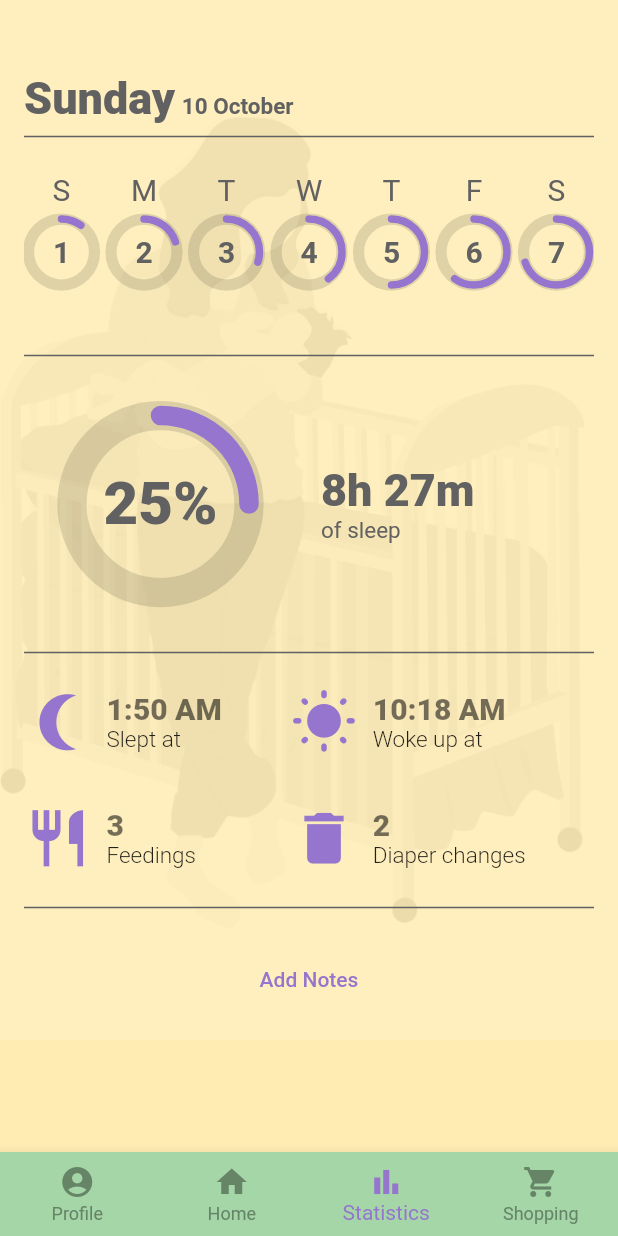
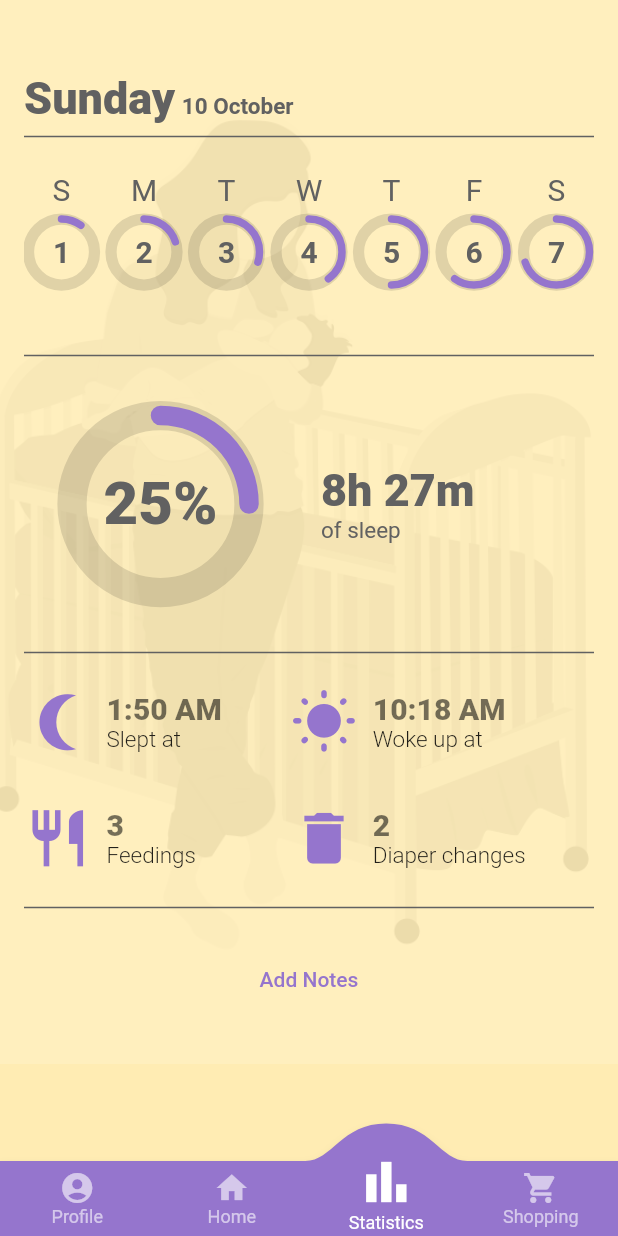
Before and after one commit to acm-projects/BabyQuest, a Flutter app: the screen it shows once a user with an empty profile is signed in, item 3 of the bottom bar chosen, on a phone screen of 412 x 824 dp. Run offline on Flutter 3.47's test engine with Material 2 defaults, Android fonts, the phone set to English and light mode, and no system bars; drawn by our look-alikes of convex_bottom_bar; our stand-ins replace cloud_firestore, firebase_auth, firebase_core, flutter_spinkit, flutter_svg, font_awesome_flutter and 3 more; accounts and stored records are empty; network calls fail.

Commit message:
added convex navigation bar

```diff
--- a/client/lib/pages/main/main_wrapper.dart
+++ b/client/lib/pages/main/main_wrapper.dart
@@ -1,3 +1,4 @@
+import 'package:convex_bottom_bar/convex_bottom_bar.dart';
 import 'package:flutter/material.dart';
 
 import 'package:client/pages/main/home_page.dart';
@@ -28,20 +29,16 @@ class _MainWrapperState extends State<MainWrapper> {
         index: currentIndex,
         children: screens,
       ),
-      bottomNavigationBar: BottomNavigationBar(
-        backgroundColor: Theme.of(context).colorScheme.secondary,
-        unselectedItemColor: Theme.of(context).colorScheme.onSecondary,
-        type: BottomNavigationBarType.fixed,
-        currentIndex: currentIndex,
+      bottomNavigationBar: ConvexAppBar(
+        backgroundColor: Theme.of(context).colorScheme.primary,
+        style: TabStyle.react,
+        initialActiveIndex: currentIndex,
         onTap: (index) => setState(() => currentIndex = index),
         items: const [
-          BottomNavigationBarItem(
-              icon: Icon(Icons.account_circle), label: "Profile"),
-          BottomNavigationBarItem(icon: Icon(Icons.home), label: "Home"),
-          BottomNavigationBarItem(
-              icon: Icon(Icons.bar_chart), label: "Statistics"),
-          BottomNavigationBarItem(
-              icon: Icon(Icons.shopping_cart), label: "Shopping")
+          TabItem(icon: Icons.account_circle, title: 'Profile'),
+          TabItem(icon: Icons.home, title: 'Home'),
+          TabItem(icon: Icons.bar_chart, title: 'Statistics'),
+          TabItem(icon: Icons.shopping_cart, title: 'Shopping'),
         ],
       ),
     );
--- a/client/lib/pages/main/profile_page.dart
+++ b/client/lib/pages/main/profile_page.dart
@@ -208,9 +208,8 @@ class ProfilePage extends StatelessWidget {
                                 ),
                               ),
                               Divider(
-                                color: Theme.of(context)
-                                    .colorScheme
-                                    .secondaryVariant,
+                                color:
+                                    Theme.of(context).colorScheme.onBackground,
                                 thickness: 1,
                               ),
                               Padding(
@@ -251,7 +250,7 @@ class ProfilePage extends StatelessWidget {
                         ),
                         Padding(
                           padding: const EdgeInsets.only(
-                              left: 32, right: 32, top: 16, bottom: 16),
+                              left: 32, right: 32, top: 16, bottom: 32),
                           child: Row(
                             crossAxisAlignment: CrossAxisAlignment.start,
                             mainAxisAlignment: MainAxisAlignment.center,
--- a/client/lib/pages/main/statistics_page.dart
+++ b/client/lib/pages/main/statistics_page.dart
@@ -254,7 +254,7 @@ class _StatisticsPageState extends State<StatisticsPage> {
                     thickness: 1,
                   ),
                   Padding(
-                    padding: const EdgeInsets.symmetric(vertical: 16),
+                    padding: const EdgeInsets.only(top: 16, bottom: 32),
                     child: TextButton(
                       onPressed: () {},
                       child: Text(
--- a/client/pubspec.yaml
+++ b/client/pubspec.yaml
@@ -46,6 +46,7 @@ dependencies:
   tinycolor2:
     git:
       url: https://github.com/TinyCommunity/tinycolor2.git
+  convex_bottom_bar: ^3.0.0
 
 dev_dependencies:
   flutter_test:
```
Also changed, not shown: client/pubspec.lock.
